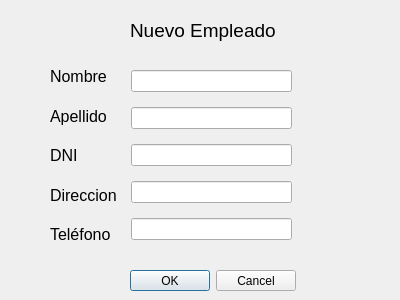
Qt form guiempleado_nuevo.ui (Jose-Cisneros/TallerCTRL) before a commit.
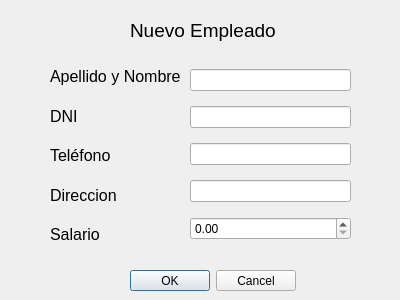
The same form after that commit.

```diff
--- a/guiempleado_nuevo.ui
+++ b/guiempleado_nuevo.ui
@@ -34,8 +34,8 @@
   <widget class="QWidget" name="verticalLayoutWidget">
    <property name="geometry">
     <rect>
-     <x>131</x>
-     <y>61</y>
+     <x>190</x>
+     <y>60</y>
      <width>161</width>
      <height>191</height>
     </rect>
@@ -58,7 +58,11 @@
      <widget class="QLineEdit" name="direccion"/>
     </item>
     <item>
-     <widget class="QLineEdit" name="telefono"/>
+     <widget class="QDoubleSpinBox" name="doubleSpinBox">
+      <property name="maximum">
+       <double>10000000.000000000000000</double>
+      </property>
+     </widget>
     </item>
    </layout>
   </widget>
@@ -80,7 +84,7 @@
     <rect>
      <x>50</x>
      <y>60</y>
-     <width>71</width>
+     <width>135</width>
      <height>191</height>
     </rect>
    </property>
@@ -93,19 +97,7 @@
        </font>
       </property>
       <property name="text">
-       <string>Nombre</string>
-      </property>
-     </widget>
-    </item>
-    <item>
-     <widget class="QLabel" name="label_3">
-      <property name="font">
-       <font>
-        <pointsize>12</pointsize>
-       </font>
-      </property>
-      <property name="text">
-       <string>Apellido</string>
+       <string>Apellido y Nombre</string>
       </property>
      </widget>
     </item>
@@ -121,18 +113,6 @@
       </property>
      </widget>
     </item>
-    <item>
-     <widget class="QLabel" name="label_7">
-      <property name="font">
-       <font>
-        <pointsize>12</pointsize>
-       </font>
-      </property>
-      <property name="text">
-       <string>Direccion</string>
-      </property>
-     </widget>
-    </item>
     <item>
      <widget class="QLabel" name="label_6">
       <property name="font">
@@ -145,6 +125,30 @@
       </property>
      </widget>
     </item>
+    <item>
+     <widget class="QLabel" name="label_7">
+      <property name="font">
+       <font>
+        <pointsize>12</pointsize>
+       </font>
+      </property>
+      <property name="text">
+       <string>Direccion</string>
+      </property>
+     </widget>
+    </item>
+    <item>
+     <widget class="QLabel" name="label_3">
+      <property name="font">
+       <font>
+        <pointsize>12</pointsize>
+       </font>
+      </property>
+      <property name="text">
+       <string>Salario</string>
+      </property>
+     </widget>
+    </item>
    </layout>
   </widget>
  </widget>
```
